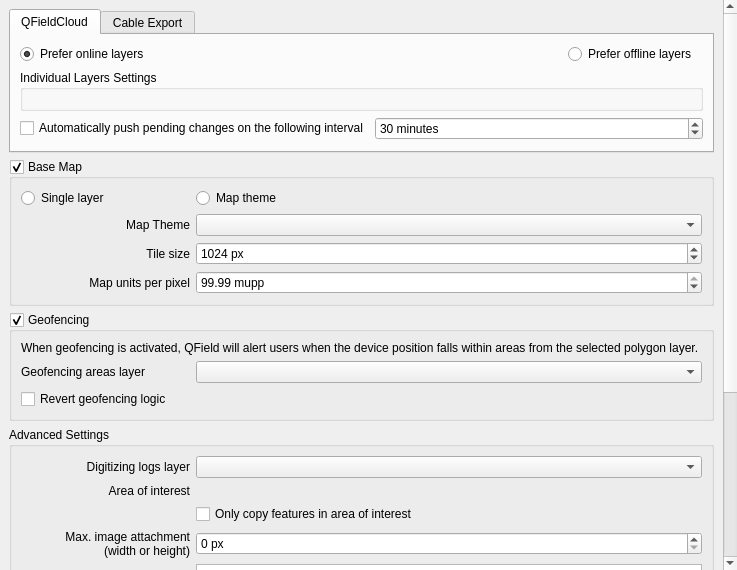
opengisch/qfieldsync, file qfieldsync/ui/project_configuration_widget.ui: the form before one commit.
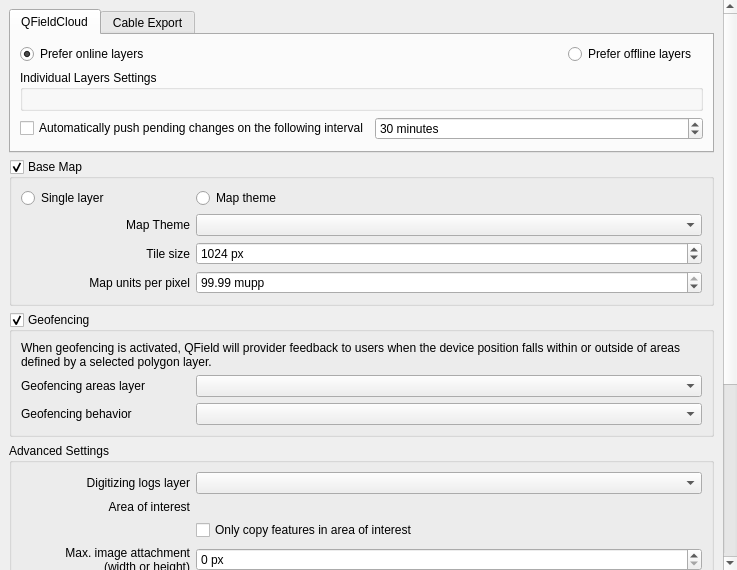
The form after the commit. Custom widgets are drawn as their Qt base class.

Commit message: Drop the invert logic setting in favor of a more flexible and explicit behavior setting

Patch:
```diff
--- a/qfieldsync/ui/project_configuration_widget.ui
+++ b/qfieldsync/ui/project_configuration_widget.ui
@@ -371,7 +371,7 @@
           <item row="0" column="0" colspan="2">
            <widget class="QLabel" name="geofencingIntroductionLabel">
             <property name="text">
-             <string>When geofencing is activated, QField will alert users when the device position falls within areas from the selected polygon layer.</string>
+             <string>When geofencing is activated, QField will provider feedback to users when the device position falls within or outside of areas defined by a selected polygon layer.</string>
             </property>
             <property name="wordWrap">
              <bool>true</bool>
@@ -388,16 +388,16 @@
           <item row="1" column="1">
            <widget class="QgsMapLayerComboBox" name="geofencingLayerComboBox"/>
           </item>
-          <item row="2" column="0" colspan="2">
-           <widget class="QCheckBox" name="geofencingInvertLogicCheckBox">
+          <item row="2" column="0">
+           <widget class="QLabel" name="geofencingBehaviorLabel">
             <property name="text">
-             <string>Revert geofencing logic</string>
-            </property>
-            <property name="toolTip">
-             <string>When the geofencing logic is reverted, the user alert will occur when the position is located outside the geofencing areas.</string>
+             <string>Geofencing behavior</string>
             </property>
            </widget>
           </item>
+          <item row="2" column="1">
+           <widget class="QComboBox" name="geofencingBehaviorComboBox"/>
+          </item>
          </layout>
         </widget>
        </item>
```
Left out of the diff: 3 changed lines with no effect on the pictures. The commit also changes 2 other files.
